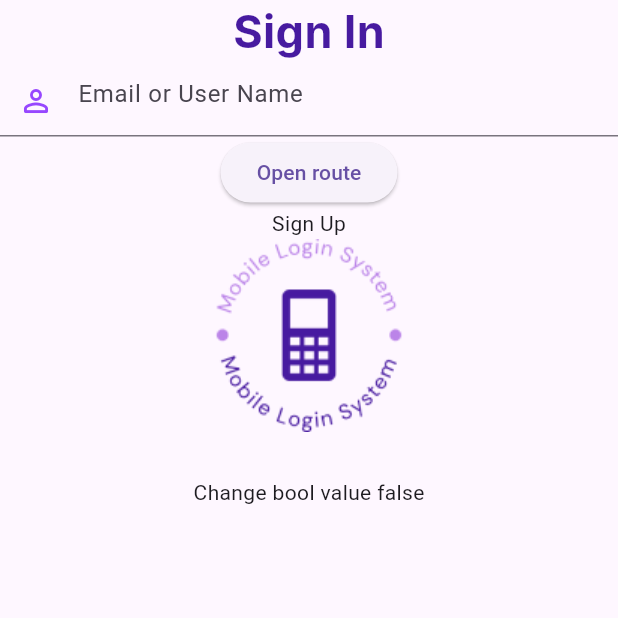
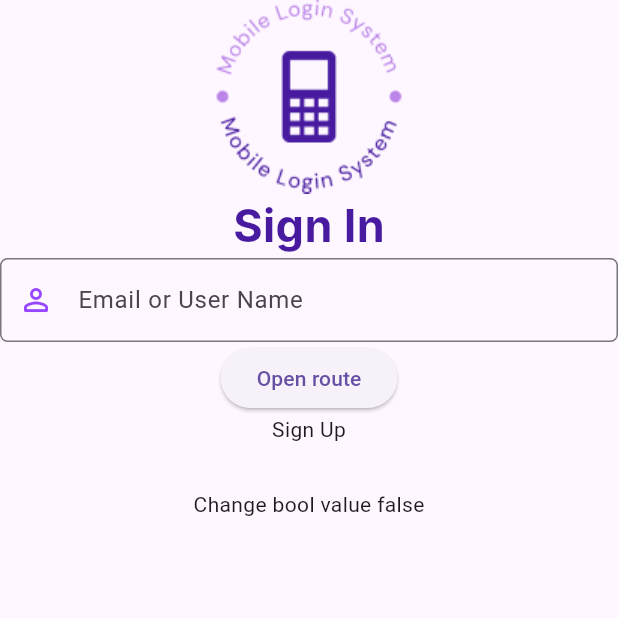
Before and after one commit to pawelpawilojc/flutter-excercise, a Flutter app: the screen it shows after launch, on a phone screen of 412 x 824 dp, the top half of it. Run offline on Flutter 3.47's test engine with Material 3 defaults, Android fonts, the light colour scheme and no system bars; Roboto replaces fonts that are missing (Inter).

Commit message:
borders and hints

```diff
--- a/lib/utils/my_texts.dart
+++ b/lib/utils/my_texts.dart
@@ -1,4 +1,8 @@
 class MyTexts {
   static const signIn = "Sign In";
-
+  static const hintPerson = "Email or User Name";
+  static const hintName = "Full Name";
+  static const hintEmail = "Email";
+  static const hintPassword = "Password";
+  static const hintPassword2 = "Confirm Password";
 }
--- a/lib/views/login/login_view.dart
+++ b/lib/views/login/login_view.dart
@@ -24,6 +24,7 @@ class _LoginPageState extends State<LoginPage> {
       child: Scaffold(
         body: Column(
           children: [
+            Image.asset(MyImages.imageLogo),
             Text(MyTexts.signIn,
                 style: TextStyle(
                     fontSize: 30,
@@ -52,7 +53,7 @@ class _LoginPageState extends State<LoginPage> {
               },
               child: const Text('Sign Up'),
             ),
-            Image.asset(MyImages.imageLogo),
+
             const SizedBox(height: 30),
             GestureDetector(
               onTap: () {
--- a/lib/views/widgets/basic_text_form_field.dart
+++ b/lib/views/widgets/basic_text_form_field.dart
@@ -1,58 +1,67 @@
 import 'package:flutter/material.dart';
 import 'package:listopad3/utils/my_colors.dart';
+import 'package:listopad3/utils/my_texts.dart';
 
 class BasicTextFormField extends StatelessWidget {
-  const BasicTextFormField(
-      {super.key, required this.prefixIconChoice});
-
+  const BasicTextFormField({super.key, required this.prefixIconChoice});
 
   final String prefixIconChoice;
 
   @override
   Widget build(BuildContext context) {
     return TextFormField(
-
       decoration: _buildInputDecoration(),
     );
   }
 
   InputDecoration _buildInputDecoration() {
+    final borderSide = const BorderSide(color: Color(0xFF9747FF), width: 2.0);
+    final border = OutlineInputBorder(
+      borderRadius: BorderRadius.circular(5.0),
+      borderSide: borderSide,
+    );
     if (prefixIconChoice == "person") {
       return InputDecoration(
         prefixIcon: Icon(Icons.person_outline_rounded),
         prefixIconColor: MyColors.enchantingAmethystColor,
-        hintText: "Email or User Name"
+        hintText: MyTexts.hintPerson,
+        border: border,
       );
     }
     if (prefixIconChoice == "name") {
       return InputDecoration(
-          prefixIcon: Icon(Icons.person_outline_rounded),
-          prefixIconColor: MyColors.enchantingAmethystColor,
-          hintText: "Full Name"
+        prefixIcon: Icon(Icons.person_outline_rounded),
+        prefixIconColor: MyColors.enchantingAmethystColor,
+        hintText: MyTexts.hintName,
+        border: border,
       );
     }
     if (prefixIconChoice == "email") {
       return InputDecoration(
         prefixIcon: Icon(Icons.email_outlined),
         prefixIconColor: MyColors.enchantingAmethystColor,
+        hintText: MyTexts.hintEmail,
+        border: border,
       );
     }
     if (prefixIconChoice == "password") {
       return InputDecoration(
         prefixIcon: Icon(Icons.lock_outline_rounded),
         prefixIconColor: MyColors.enchantingAmethystColor,
-        hintText: "Password",
+        hintText: MyTexts.hintPassword,
         suffixIcon: Icon(Icons.remove_red_eye_outlined),
         suffixIconColor: MyColors.grayColor,
+        border: border,
       );
     }
     if (prefixIconChoice == "password2") {
       return InputDecoration(
         prefixIcon: Icon(Icons.lock_outline_rounded),
         prefixIconColor: MyColors.enchantingAmethystColor,
-        hintText: "Confirm Password",
+        hintText: MyTexts.hintPassword2,
         suffixIcon: Icon(Icons.remove_red_eye_outlined),
         suffixIconColor: MyColors.grayColor,
+        border: border,
       );
     }
 
```
